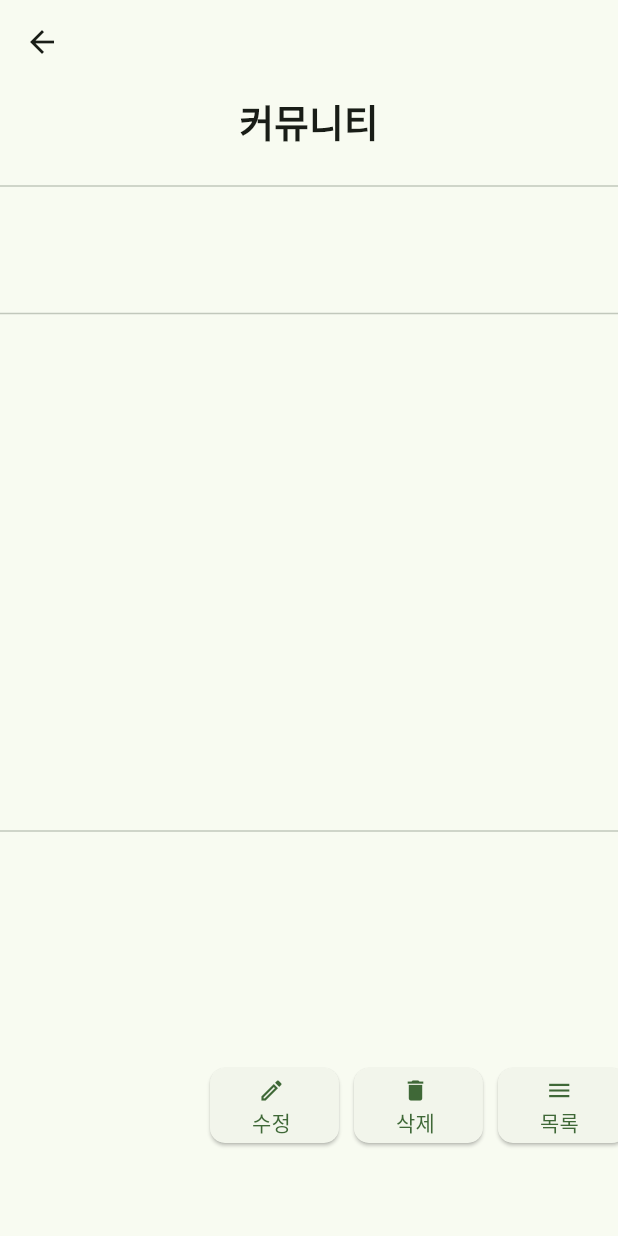
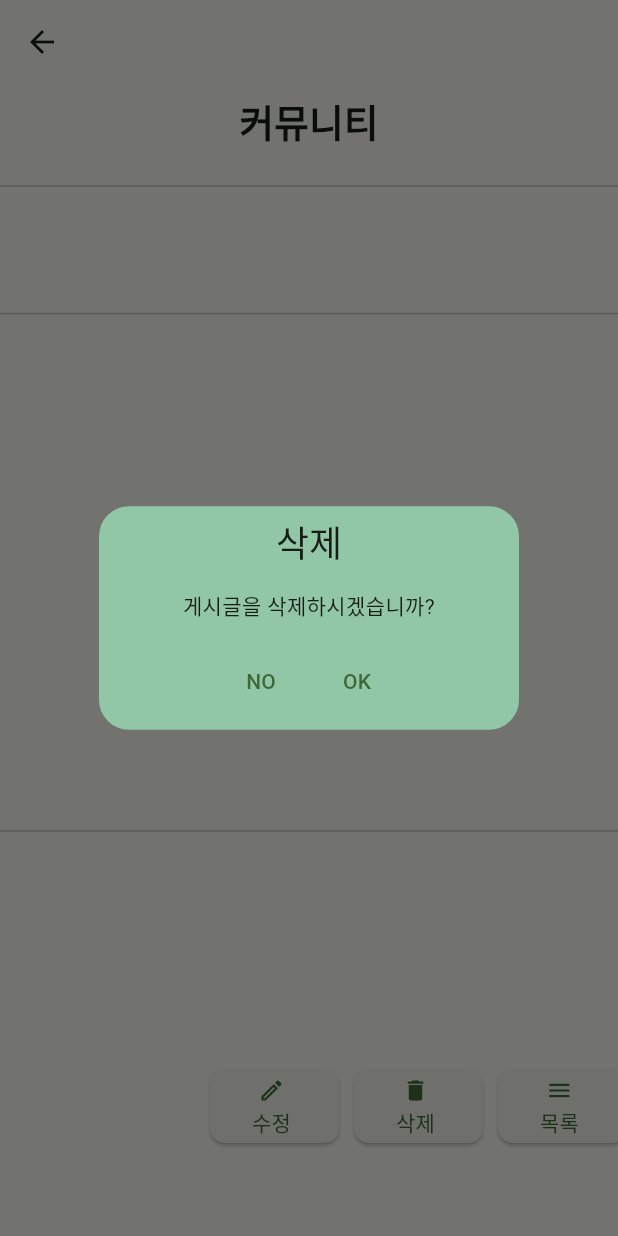
Before and after one commit to Oh-Kang94/Season3_Main-Project_Disabled-App, a Flutter app: the BoardDetail screen opened directly with empty values, after a tap on "삭제", on a phone screen of 412 x 824 dp. Run offline on Flutter 3.47's test engine with Material 2 defaults, Android fonts, the phone set to English and light mode, and no system bars; our stand-ins replace animated_splash_screen, cloud_firestore, firebase_core, firebase_storage, flutter_dotenv, flutter_markdown and 9 more; missing offline and left inert: jwt_decode, kpostal; accounts and stored records are empty; Roboto replaces fonts that are missing (NotoSansKR-Regular); project files that could hold a hidden picture were left out.

Commit message:
detail 수정

```diff
--- a/lib/view/board_detail.dart
+++ b/lib/view/board_detail.dart
@@ -114,9 +114,32 @@ class BoardDetail extends StatelessWidget {
                 ),
                 ElevatedButton.icon(
                   onPressed: () {
-                    // 게시글 삭제 기능
-                    board.ref.delete();
-                    Get.off(const Community());
+                    Get.defaultDialog(
+                        title: '삭제',
+                        middleText: '게시글을 삭제하시겠습니까?',
+                        backgroundColor: Color.fromARGB(255, 145, 199, 167),
+                        barrierDismissible: false,
+                        actions: [
+                          Row(
+                            mainAxisAlignment: MainAxisAlignment.center,
+                            children: [
+                              TextButton(
+                                  onPressed: () {
+                                    Get.back();
+                                  },
+                                  child: Text('NO')),
+                              TextButton(
+                                  onPressed: () {
+                                    board.ref.delete();
+                                    Get.off(const Community());
+                                  },
+                                  child: Text('OK')),
+                            ],
+                          )
+                        ]);
+                    // // 게시글 삭제 기능
+                    // board.ref.delete();
+                    // Get.off(const Community());
                   },
                   style: ElevatedButton.styleFrom(
                     minimumSize: Size(50, 50),
```
